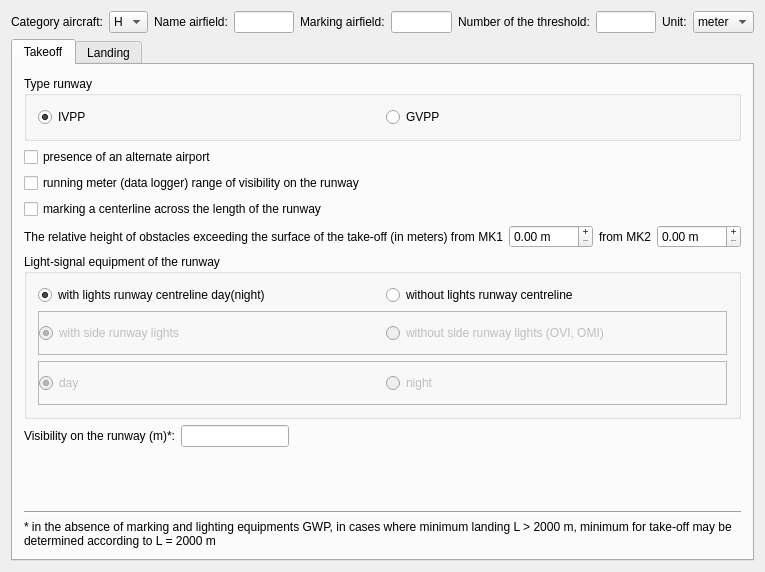
Qt form maindialog.ui (khmaksim/MinimumAirfield) before a commit.
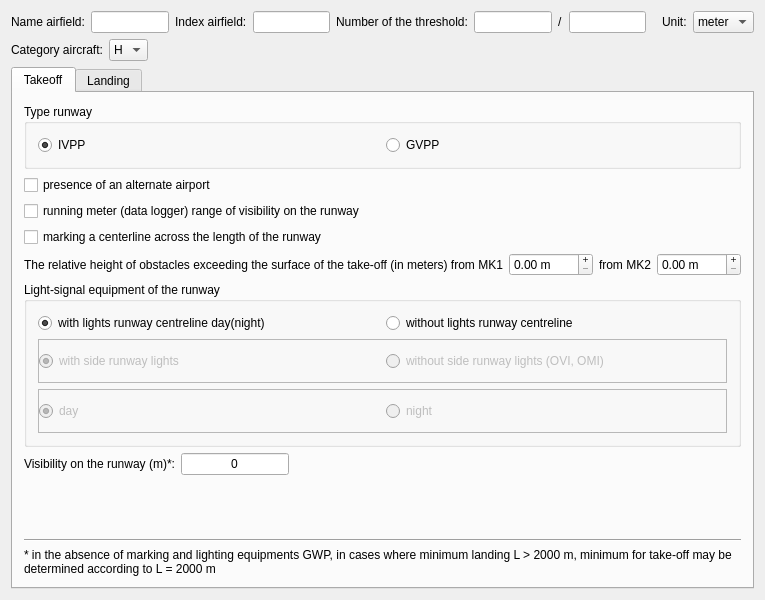
The same form after that commit.

Commit message: Added compute minimum. Changed gui for takeoff Tab, finish gui.

What changed in the file:
```diff
--- a/maindialog.ui
+++ b/maindialog.ui
@@ -16,50 +16,6 @@
   <layout class="QGridLayout" name="gridLayout_3">
    <item row="0" column="0">
     <layout class="QHBoxLayout" name="horizontalLayout_4">
-     <item>
-      <widget class="QLabel" name="label_4">
-       <property name="text">
-        <string>Category aircraft:</string>
-       </property>
-       <property name="buddy">
-        <cstring>categoryAircraftComboBox</cstring>
-       </property>
-      </widget>
-     </item>
-     <item>
-      <widget class="QComboBox" name="categoryAircraftComboBox">
-       <item>
-        <property name="text">
-         <string>H</string>
-        </property>
-       </item>
-       <item>
-        <property name="text">
-         <string>A</string>
-        </property>
-       </item>
-       <item>
-        <property name="text">
-         <string>B</string>
-        </property>
-       </item>
-       <item>
-        <property name="text">
-         <string>C</string>
-        </property>
-       </item>
-       <item>
-        <property name="text">
-         <string>D</string>
-        </property>
-       </item>
-       <item>
-        <property name="text">
-         <string>E</string>
-        </property>
-       </item>
-      </widget>
-     </item>
      <item>
       <widget class="QLabel" name="label_10">
        <property name="text">
@@ -73,7 +29,7 @@
      <item>
       <widget class="QLabel" name="label_12">
        <property name="text">
-        <string>Marking airfield:</string>
+        <string>Index airfield:</string>
        </property>
       </widget>
      </item>
@@ -88,7 +44,17 @@
       </widget>
      </item>
      <item>
-      <widget class="QLineEdit" name="lineEdit_4"/>
+      <widget class="QLineEdit" name="numberThresholdOneLineEdit"/>
+     </item>
+     <item>
+      <widget class="QLabel" name="label_14">
+       <property name="text">
+        <string>/</string>
+       </property>
+      </widget>
+     </item>
+     <item>
+      <widget class="QLineEdit" name="numberThresholdSecondLineEdit"/>
      </item>
      <item>
       <spacer name="horizontalSpacer_2">
@@ -127,6 +93,67 @@
     </layout>
    </item>
    <item row="1" column="0">
+    <layout class="QHBoxLayout" name="horizontalLayout_5">
+     <item>
+      <widget class="QLabel" name="label_4">
+       <property name="text">
+        <string>Category aircraft:</string>
+       </property>
+       <property name="buddy">
+        <cstring>categoryAircraftComboBox</cstring>
+       </property>
+      </widget>
+     </item>
+     <item>
+      <widget class="QComboBox" name="categoryAircraftComboBox">
+       <item>
+        <property name="text">
+         <string>H</string>
+        </property>
+       </item>
+       <item>
+        <property name="text">
+         <string>A</string>
+        </property>
+       </item>
+       <item>
+        <property name="text">
+         <string>B</string>
+        </property>
+       </item>
+       <item>
+        <property name="text">
+         <string>C</string>
+        </property>
+       </item>
+       <item>
+        <property name="text">
+         <string>D</string>
+        </property>
+       </item>
+       <item>
+        <property name="text">
+         <string>E</string>
+        </property>
+       </item>
+      </widget>
+     </item>
+     <item>
+      <spacer name="horizontalSpacer_6">
+       <property name="orientation">
+        <enum>Qt::Horizontal</enum>
+       </property>
+       <property name="sizeHint" stdset="0">
+        <size>
+         <width>40</width>
+         <height>20</height>
+        </size>
+       </property>
+      </spacer>
+     </item>
+    </layout>
+   </item>
+   <item row="2" column="0">
     <widget class="QTabWidget" name="tabWidget">
      <property name="currentIndex">
       <number>0</number>
@@ -294,13 +321,6 @@
          </layout>
         </widget>
        </item>
-       <item row="3" column="0" colspan="2">
-        <widget class="QCheckBox" name="noLightsCenterlineCheckBox">
-         <property name="text">
-          <string>marking a centerline across the length of the runway</string>
-         </property>
-        </widget>
-       </item>
        <item row="1" column="0">
         <widget class="QCheckBox" name="checkBox_7">
          <property name="text">
@@ -308,6 +328,13 @@
          </property>
         </widget>
        </item>
+       <item row="3" column="0" colspan="2">
+        <widget class="QCheckBox" name="markingCenterlineCheckBox">
+         <property name="text">
+          <string>marking a centerline across the length of the runway</string>
+         </property>
+        </widget>
+       </item>
        <item row="4" column="0" colspan="2">
         <layout class="QHBoxLayout" name="horizontalLayout_3">
          <item>
@@ -388,6 +415,9 @@
              <verstretch>0</verstretch>
             </sizepolicy>
            </property>
+           <property name="text">
+            <string>0</string>
+           </property>
            <property name="alignment">
             <set>Qt::AlignCenter</set>
            </property>
```
Left out of the diff: 36 changed lines with no effect on the pictures. The commit also changes 3 other files.
